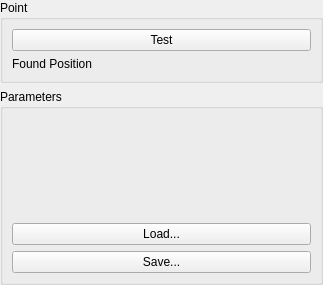
Above: Include/iqtipr/CValueSupplierGuiComp.ui from ImagingTools/IAcf before the change. Below: the same form after it.
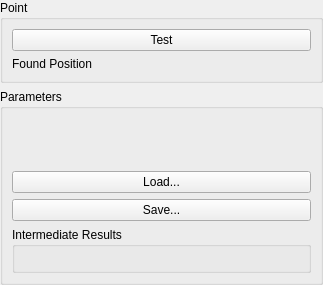
That is the form after the change.

Commit message: Snap supplier GUI corrected. Some diverse changes in suppliers.

Patch:
```diff
--- a/Include/iqtipr/CValueSupplierGuiComp.ui
+++ b/Include/iqtipr/CValueSupplierGuiComp.ui
@@ -132,6 +132,14 @@
         </property>
        </widget>
       </item>
+      <item>
+       <widget class="QGroupBox" name="IntResultsFrame">
+        <property name="title">
+         <string>Intermediate Results</string>
+        </property>
+        <layout class="QVBoxLayout" name="verticalLayout"/>
+       </widget>
+      </item>
      </layout>
     </widget>
    </item>
```
Left out of the diff: 89 changed lines with no effect on the pictures. The commit also changes 12 other files.
